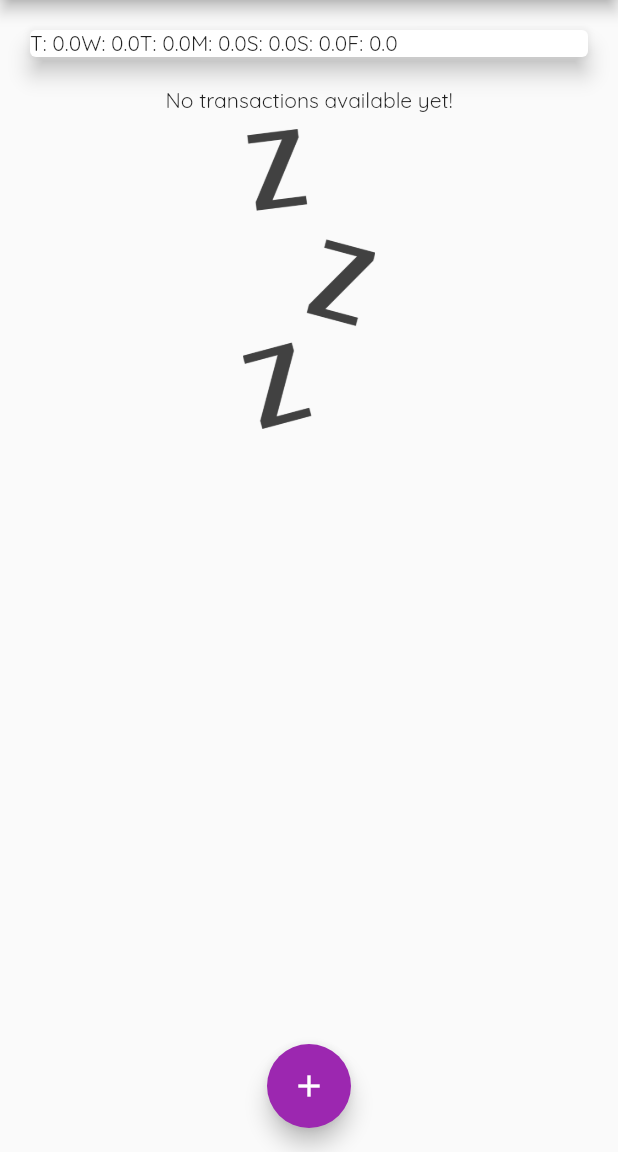
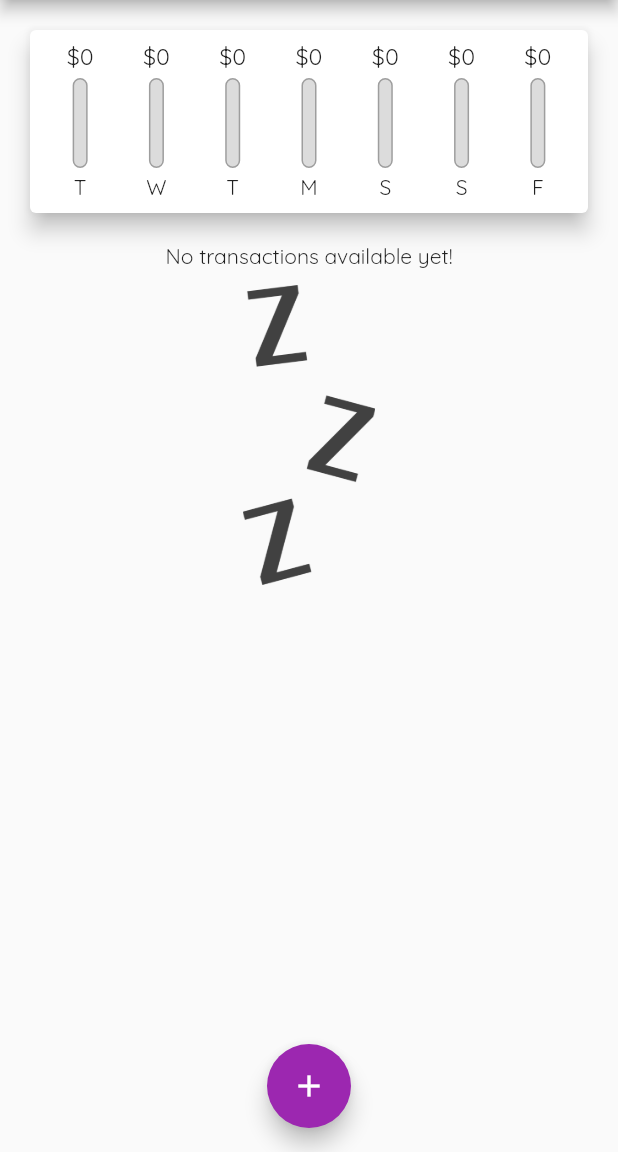
Before and after one commit to bjamyl/flutter-expense-tracker, a Flutter app: the screen it shows after launch, on a phone screen of 412 x 824 dp, the part 84-1236 px from its top. Run offline on Flutter 3.47's test engine with Material 2 defaults, Android fonts, the phone set to English and light mode, and no system bars.

Commit message:
added chart bars and used list tile widget to display transactions

```diff
--- a/lib/widgets/chart.dart
+++ b/lib/widgets/chart.dart
@@ -1,13 +1,14 @@
 import 'package:expense_tracker/models/transaction.dart';
 import 'package:flutter/material.dart';
 import 'package:intl/intl.dart';
+import './chart_bar.dart';
 
 class Chart extends StatelessWidget {
   const Chart({super.key, required this.recentTransactions});
 
   final List<Transaction> recentTransactions;
 
-  List<Map<String, Object>> get groupedTransactionValues {
+  List<Map<String, dynamic>> get groupedTransactionValues {
     return List.generate(7, (index) {
       final weekDay = DateTime.now().subtract(
         Duration(days: index),
@@ -28,15 +29,34 @@ class Chart extends StatelessWidget {
     });
   }
 
+  double get totalSpending {
+    return groupedTransactionValues.fold(0.0, (sum, item) {
+      return sum + (item['amount'] as double);
+    });
+  }
+
   @override
   Widget build(BuildContext context) {
     return Card(
       elevation: 6,
       margin: const EdgeInsets.all(20),
-      child: Row(
-        children: groupedTransactionValues.map((data) {
-          return Text("${data['day']}: ${data['amount']}");
-        }).toList(),
+      child: Padding(
+        padding: const EdgeInsets.all(8.0),
+        child: Row(
+          mainAxisAlignment: MainAxisAlignment.spaceAround,
+          children: groupedTransactionValues.map((data) {
+            return Flexible(
+              fit: FlexFit.tight,
+              child: ChartBar(
+                label: data['day'],
+                spendingAmount: data['amount'],
+                spendingPctOfTotal: totalSpending == 0.0
+                    ? 0.0
+                    : (data['amount'] as double) / totalSpending,
+              ),
+            );
+          }).toList(),
+        ),
       ),
     );
   }
--- /dev/null
+++ b/lib/widgets/chart_bar.dart
@@ -0,0 +1,51 @@
+import 'package:flutter/material.dart';
+
+class ChartBar extends StatelessWidget {
+  const ChartBar(
+      {super.key,
+      required this.label,
+      required this.spendingAmount,
+      required this.spendingPctOfTotal});
+  final String label;
+  final double spendingAmount;
+  final double spendingPctOfTotal;
+
+  @override
+  Widget build(BuildContext context) {
+    return Column(
+      children: [
+        Container(
+            height: 20,
+            child: FittedBox(
+                child: Text('\$${spendingAmount.toStringAsFixed(0)}'))),
+        SizedBox(
+          height: 4,
+        ),
+        Container(
+          height: 60,
+          width: 10,
+          child: Stack(children: [
+            Container(
+              decoration: BoxDecoration(
+                  border: Border.all(color: Colors.grey, width: 1),
+                  color: Color.fromRGBO(220, 220, 220, 1),
+                  borderRadius: BorderRadius.circular(10)),
+            ),
+            FractionallySizedBox(
+              heightFactor: spendingPctOfTotal,
+              child: Container(
+                decoration: BoxDecoration(
+                    color: Theme.of(context).primaryColor,
+                    borderRadius: BorderRadius.circular(10)),
+              ),
+            )
+          ]),
+        ),
+        SizedBox(
+          height: 4,
+        ),
+        Text(label)
+      ],
+    );
+  }
+}
```
Also changed, not shown: lib/widgets/transaction_list.dart (+12 -34 lines).
